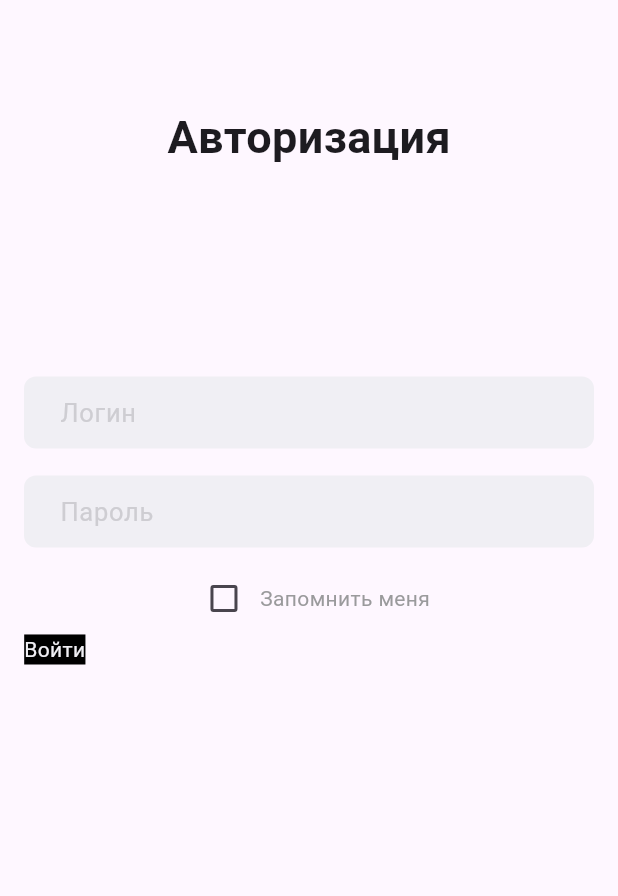
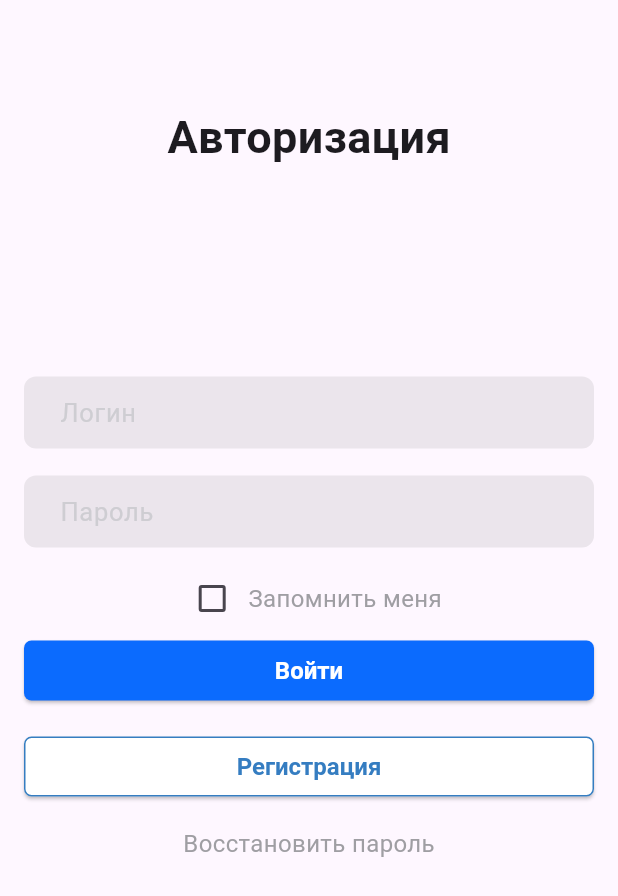
Before and after one commit to kripistor/practice_2, a Flutter app: the screen it shows after launch, on a phone screen of 412 x 824 dp. Shown: the top 896 px of the screen. Run offline on Flutter 3.47's test engine with Material 3 defaults, Android fonts, the phone set to English and light mode, and no system bars.

Commit message:
feat: add login and register button

```diff
--- a/lib/main.dart
+++ b/lib/main.dart
@@ -50,7 +50,7 @@ class HomePage extends StatelessWidget {
                       hintText: "Логин",
                       hintStyle: const TextStyle(
                           color: Color(0xffcecdd2), fontSize: 17),
-                      fillColor: const Color(0xfff0eff4),
+                      fillColor: Colors.grey.withOpacity(0.2),
                       filled: true,
                       contentPadding: const EdgeInsets.symmetric(
                         horizontal: 20,
@@ -72,7 +72,7 @@ class HomePage extends StatelessWidget {
                       hintText: "Пароль",
                       hintStyle: const TextStyle(
                           color: Color(0xffcecdd2), fontSize: 17),
-                      fillColor: const Color(0xfff0eff4),
+                      fillColor: Colors.grey.withOpacity(0.2),
                       filled: true,
                       contentPadding: const EdgeInsets.symmetric(
                         horizontal: 20,
@@ -86,25 +86,67 @@ class HomePage extends StatelessWidget {
                 Checkbox(
                   value: false,
                   onChanged: (bool? value) {},
-                  activeColor: const Color(0xff9a9a9c),
+                  activeColor: Colors.grey.withOpacity(0.9),
                 ),
                 const Text(
                   "Запомнить меня",
                   style: TextStyle(
-                    fontSize: 14,
-                    color: Color(0xff9a9a9c),
+                    fontSize: 16,
+                    color: Color(0xFF9F9EA3),
                   ),
                 ),
               ],
             ),
-            const SizedBox(
-              width: 380,
-              height: 50,
-              child: Text(
-                "Войти",
-                style: TextStyle(
-                    color: Color(0xfff0eff4), backgroundColor: Colors.black),
+            Padding(
+              padding: const EdgeInsets.only(bottom: 16.0, left: 16, right: 16),
+              child: SizedBox(
+                width: double.infinity,
+                child: ElevatedButton(
+                  onPressed: () {},
+                  style: ElevatedButton.styleFrom(
+                      backgroundColor: const Color(0xFF0B6BFE),
+                      textStyle: const TextStyle(color: Colors.white),
+                      shape: RoundedRectangleBorder(
+                          borderRadius: BorderRadius.circular(5))),
+                  child: const Text(
+                    'Войти',
+                    style: TextStyle(
+                        color: Colors.white,
+                        fontSize: 16,
+                        fontWeight: FontWeight.bold),
+                  ),
+                ),
               ),
+
+            ),
+            Padding(
+              padding: const EdgeInsets.only(bottom: 16.0, left: 16, right: 16),
+              child: SizedBox(
+                width: double.infinity,
+                child: ElevatedButton(
+                  onPressed: () {},
+                  style: ElevatedButton.styleFrom(
+                    backgroundColor: Colors.white,
+                    textStyle: const TextStyle(color: Color(0xFF357DC1)),
+                    shape: RoundedRectangleBorder(
+                      borderRadius: BorderRadius.circular(5),
+                      side:
+                      const BorderSide(color: Color(0xFF357DC1), width: 1),
+                    ),
+                  ),
+                  child: const Text(
+                    'Регистрация',
+                    style: TextStyle(
+                        color: Color(0xFF357DC1),
+                        fontSize: 16,
+                        fontWeight: FontWeight.bold),
+                  ),
+                ),
+              ),
+            ),
+            const Text(
+              'Восстановить пароль',
+              style: TextStyle(color: Color(0xFF9F9EA3), fontSize: 16),
             )
           ],
         ),
```
